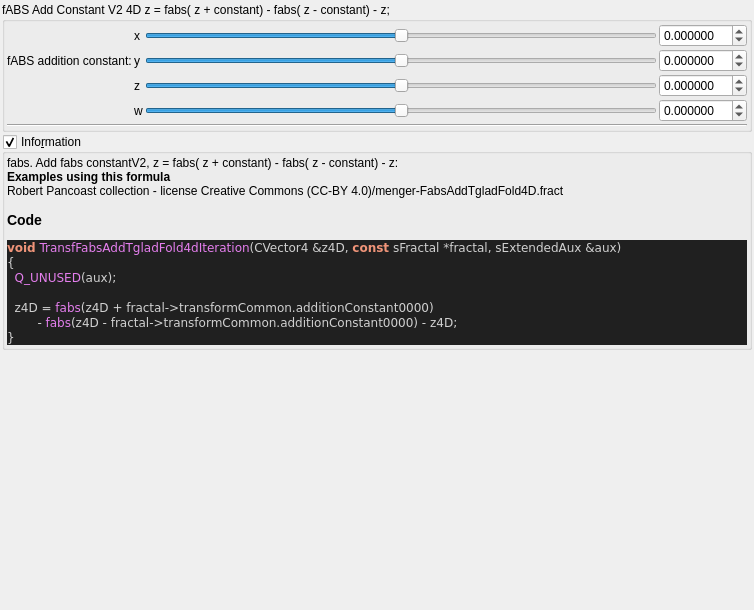
This is mandelbulber2/formula/ui/fractal_transf_fabs_add_tglad_fold4d.ui in buddhi1980/mandelbulber2 as Qt 5 draws it before an edit. The edited form follows.
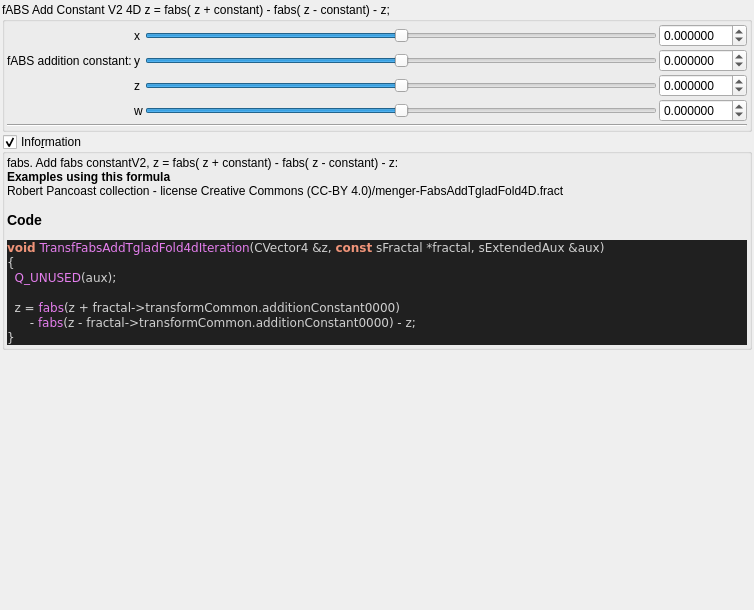
This is the edited form. Custom widgets are drawn as their Qt base class.

```diff
--- a/mandelbulber2/formula/ui/fractal_transf_fabs_add_tglad_fold4d.ui
+++ b/mandelbulber2/formula/ui/fractal_transf_fabs_add_tglad_fold4d.ui
@@ -333,12 +333,12 @@
 &lt;/table&gt;
 &lt;br&gt;&lt;b&gt;Examples using this formula&lt;/b&gt;&lt;br&gt;Robert Pancoast collection - license Creative Commons (CC-BY 4.0)/menger-FabsAddTgladFold4D.fract&lt;h3&gt;Code&lt;/h3&gt;
 &lt;body style=&quot;background-color:#202020&quot;&gt;
-&lt;pre style=&quot;color:#d0d0d0; background-color:#202020;  font-family:'Courier New',monospace;&quot;&gt;&lt;span style=&quot;color:#f09479; font-weight:bold&quot;&gt;void&lt;/span&gt; &lt;span style=&quot;color:#e47eed&quot;&gt;TransfFabsAddTgladFold4dIteration&lt;/span&gt;&lt;span style=&quot;color:#d0d0d0&quot;&gt;(&lt;/span&gt;CVector4 &lt;span style=&quot;color:#d0d0d0&quot;&gt;&amp;amp;&lt;/span&gt;z4D&lt;span style=&quot;color:#d0d0d0&quot;&gt;,&lt;/span&gt; &lt;span style=&quot;color:#f09479; font-weight:bold&quot;&gt;const&lt;/span&gt; sFractal &lt;span style=&quot;color:#d0d0d0&quot;&gt;*&lt;/span&gt;fractal&lt;span style=&quot;color:#d0d0d0&quot;&gt;,&lt;/span&gt; sExtendedAux &lt;span style=&quot;color:#d0d0d0&quot;&gt;&amp;amp;&lt;/span&gt;aux&lt;span style=&quot;color:#d0d0d0&quot;&gt;)&lt;/span&gt;
+&lt;pre style=&quot;color:#d0d0d0; background-color:#202020;  font-family:'Courier New',monospace;&quot;&gt;&lt;span style=&quot;color:#f09479; font-weight:bold&quot;&gt;void&lt;/span&gt; &lt;span style=&quot;color:#e47eed&quot;&gt;TransfFabsAddTgladFold4dIteration&lt;/span&gt;&lt;span style=&quot;color:#d0d0d0&quot;&gt;(&lt;/span&gt;CVector4 &lt;span style=&quot;color:#d0d0d0&quot;&gt;&amp;amp;&lt;/span&gt;z&lt;span style=&quot;color:#d0d0d0&quot;&gt;,&lt;/span&gt; &lt;span style=&quot;color:#f09479; font-weight:bold&quot;&gt;const&lt;/span&gt; sFractal &lt;span style=&quot;color:#d0d0d0&quot;&gt;*&lt;/span&gt;fractal&lt;span style=&quot;color:#d0d0d0&quot;&gt;,&lt;/span&gt; sExtendedAux &lt;span style=&quot;color:#d0d0d0&quot;&gt;&amp;amp;&lt;/span&gt;aux&lt;span style=&quot;color:#d0d0d0&quot;&gt;)&lt;/span&gt;
 &lt;span style=&quot;color:#d0d0d0&quot;&gt;{&lt;/span&gt;
   &lt;span style=&quot;color:#e47eed&quot;&gt;Q_UNUSED&lt;/span&gt;&lt;span style=&quot;color:#d0d0d0&quot;&gt;(&lt;/span&gt;aux&lt;span style=&quot;color:#d0d0d0&quot;&gt;);&lt;/span&gt;
 
-  z4D &lt;span style=&quot;color:#d0d0d0&quot;&gt;=&lt;/span&gt; &lt;span style=&quot;color:#e47eed&quot;&gt;fabs&lt;/span&gt;&lt;span style=&quot;color:#d0d0d0&quot;&gt;(&lt;/span&gt;z4D &lt;span style=&quot;color:#d0d0d0&quot;&gt;+&lt;/span&gt; fractal&lt;span style=&quot;color:#d0d0d0&quot;&gt;-&amp;gt;&lt;/span&gt;transformCommon&lt;span style=&quot;color:#d0d0d0&quot;&gt;.&lt;/span&gt;additionConstant0000&lt;span style=&quot;color:#d0d0d0&quot;&gt;)&lt;/span&gt;
-        &lt;span style=&quot;color:#d0d0d0&quot;&gt;-&lt;/span&gt; &lt;span style=&quot;color:#e47eed&quot;&gt;fabs&lt;/span&gt;&lt;span style=&quot;color:#d0d0d0&quot;&gt;(&lt;/span&gt;z4D &lt;span style=&quot;color:#d0d0d0&quot;&gt;-&lt;/span&gt; fractal&lt;span style=&quot;color:#d0d0d0&quot;&gt;-&amp;gt;&lt;/span&gt;transformCommon&lt;span style=&quot;color:#d0d0d0&quot;&gt;.&lt;/span&gt;additionConstant0000&lt;span style=&quot;color:#d0d0d0&quot;&gt;) -&lt;/span&gt; z4D&lt;span style=&quot;color:#d0d0d0&quot;&gt;;&lt;/span&gt;
+  z &lt;span style=&quot;color:#d0d0d0&quot;&gt;=&lt;/span&gt; &lt;span style=&quot;color:#e47eed&quot;&gt;fabs&lt;/span&gt;&lt;span style=&quot;color:#d0d0d0&quot;&gt;(&lt;/span&gt;z &lt;span style=&quot;color:#d0d0d0&quot;&gt;+&lt;/span&gt; fractal&lt;span style=&quot;color:#d0d0d0&quot;&gt;-&amp;gt;&lt;/span&gt;transformCommon&lt;span style=&quot;color:#d0d0d0&quot;&gt;.&lt;/span&gt;additionConstant0000&lt;span style=&quot;color:#d0d0d0&quot;&gt;)&lt;/span&gt;
+      &lt;span style=&quot;color:#d0d0d0&quot;&gt;-&lt;/span&gt; &lt;span style=&quot;color:#e47eed&quot;&gt;fabs&lt;/span&gt;&lt;span style=&quot;color:#d0d0d0&quot;&gt;(&lt;/span&gt;z &lt;span style=&quot;color:#d0d0d0&quot;&gt;-&lt;/span&gt; fractal&lt;span style=&quot;color:#d0d0d0&quot;&gt;-&amp;gt;&lt;/span&gt;transformCommon&lt;span style=&quot;color:#d0d0d0&quot;&gt;.&lt;/span&gt;additionConstant0000&lt;span style=&quot;color:#d0d0d0&quot;&gt;) -&lt;/span&gt; z&lt;span style=&quot;color:#d0d0d0&quot;&gt;;&lt;/span&gt;
 &lt;span style=&quot;color:#d0d0d0&quot;&gt;}&lt;/span&gt;
 &lt;/pre&gt;
 &lt;/body&gt;</string>
```
